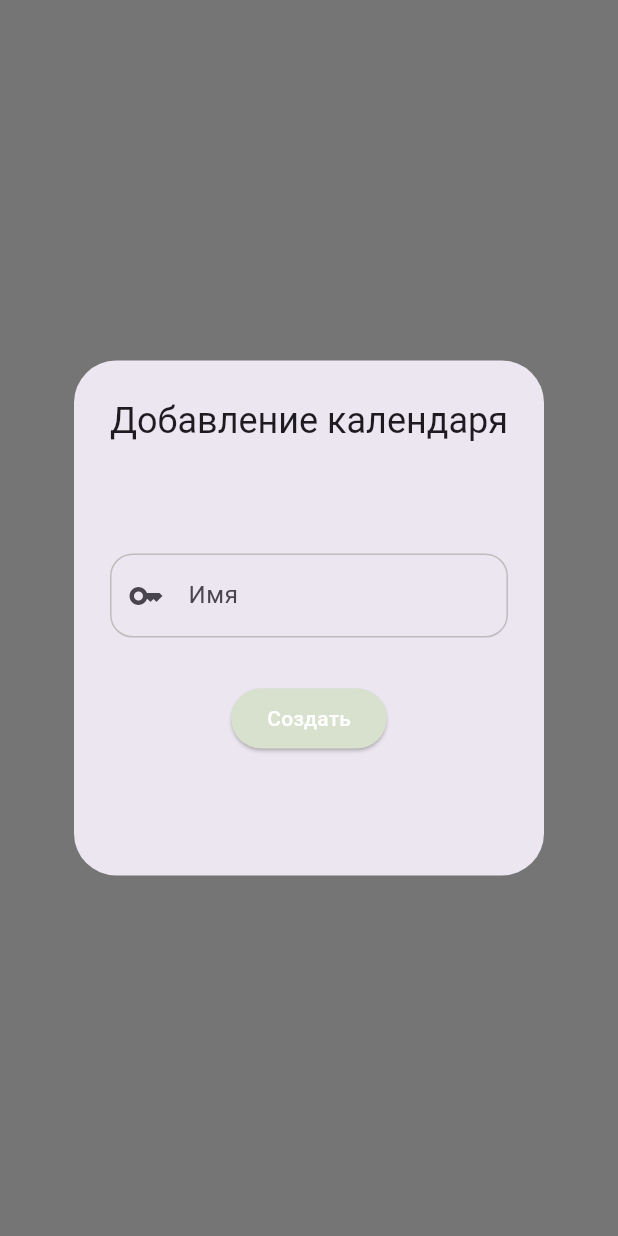
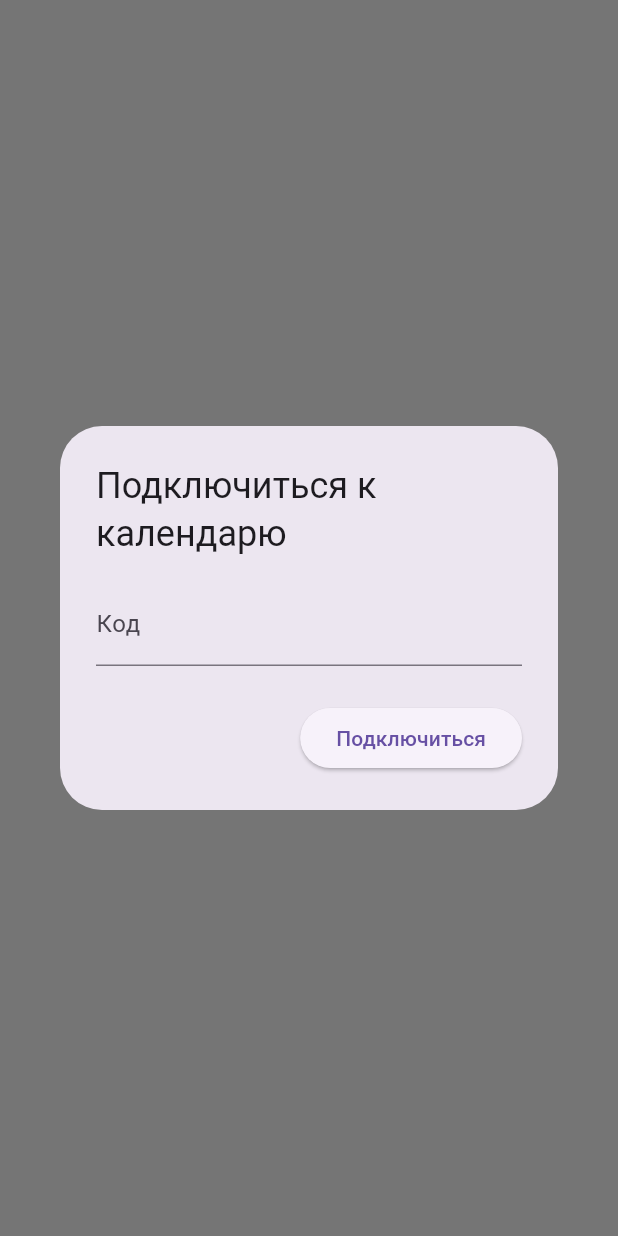
Before and after one commit to kuraeshka/avto, a Flutter app: the FormConnectCalendar widget shown alone on an empty page, opened directly, on a phone screen of 412 x 824 dp. Run offline on Flutter 3.47's test engine with Material 3 defaults, Android fonts, the phone set to English and light mode, and no system bars; our stand-ins replace cloud_firestore, firebase_auth, firebase_core; missing offline and left inert: infinite_calendar_view; accounts and stored records are empty; network calls fail.

Commit message:
calendar update
Добавил поиск по календарям и вход в них

```diff
--- a/lib/Core/router.dart
+++ b/lib/Core/router.dart
@@ -1,7 +1,7 @@
 import 'package:avto/frontend/Screens/view.dart';
 
 final router = {
-  '/home': (context) => CoreScreen(),
+  '/home': (context) => CoreScreen(calendarId: '',),
   '/Rega': (context) => RegaWindow(),
   '/Profil': (context) => ProfilWindow(),
   '/Settings': (context) => SettingsWindow(),
--- a/lib/Widget/RowCalendar/FormConnectCalendar.dart
+++ b/lib/Widget/RowCalendar/FormConnectCalendar.dart
@@ -1,61 +1,63 @@
+import 'package:cloud_firestore/cloud_firestore.dart';
+import 'package:firebase_auth/firebase_auth.dart';
 import 'package:flutter/material.dart';
 
-void FormConnectCalendar(context) {
+void FormConnectCalendar(BuildContext context) {
+  final TextEditingController codeController = TextEditingController();
+
   showDialog(
     context: context,
-    builder: (BuildContext context) {
+    builder: (context) {
       return AlertDialog(
-        title: Text("Добавление календаря"),
-        content: SizedBox(
-          height:
-              MediaQuery.of(context).size.height * 0.3, // 80% от ширины экрана
-          width:
-              MediaQuery.of(context).size.width * 0.2, // 80% от ширины экрана
-          child: Center(
-          child: Column(
-            mainAxisSize: MainAxisSize.min,
-            children: [
-              SizedBox(
-                      width: 300,
-                      child: TextField(
-                        decoration: InputDecoration(
-                          labelText: 'Имя',
-                          hintText: 'Введите имя календаря',
-                          prefixIcon: Icon(Icons.key),
-                          border: OutlineInputBorder(
-                            borderRadius: BorderRadius.circular(15.0),
-                          ),
-                          enabledBorder: OutlineInputBorder(
-                            borderRadius: BorderRadius.circular(15.0),
-                            borderSide: BorderSide(color: Colors.grey.shade400),
-                          ),
-                          focusedBorder: OutlineInputBorder(
-                            borderRadius: BorderRadius.circular(20),
-                            borderSide: BorderSide(
-                              color: Colors.blue,
-                              width: 2.0,
-                            ),
-                          ),
-                        ),
-                      ),
-                    ),
-              SizedBox(height: 30,),
-              ElevatedButton(
-                onPressed: () {
-                  Navigator.of(context).pushNamedAndRemoveUntil(
-                      "/home",
-                      (Route<dynamic> route) => false,
-                    );
-                },
-                child: Text("Создать"),
-                style: ElevatedButton.styleFrom(
-                  foregroundColor: Colors.white,
-                  backgroundColor: Theme.of(context).primaryColor,
-                ),
-              ),
-            ],
+        title: const Text("Подключиться к календарю"),
+        content: TextField(
+          controller: codeController,
+          decoration: const InputDecoration(labelText: "Код"),
+        ),
+        actions: [
+          ElevatedButton(
+            onPressed: () async {
+              final userId = FirebaseAuth.instance.currentUser!.uid;
+              final code = codeController.text;
+
+              final query = await FirebaseFirestore.instance
+                  .collection('calendars')
+                  .where('code', isEqualTo: code)
+                  .get();
+
+              if (query.docs.isEmpty) {
+                ScaffoldMessenger.of(context).showSnackBar(
+                  const SnackBar(content: Text("Календарь не найден")),
+                );
+                return;
+              }
+
+              final calendar = query.docs.first;
+
+              /// добавляем в members
+              await FirebaseFirestore.instance
+                  .collection('calendars')
+                  .doc(calendar.id)
+                  .collection('members')
+                  .doc(userId)
+                  .set({'role': 'viewer'});
+
+              /// добавляем пользователю
+              await FirebaseFirestore.instance
+                  .collection('users')
+                  .doc(userId)
+                  .collection('calendars')
+                  .doc(calendar.id)
+                  .set({
+                'name': calendar['name'],
+                'role': 'viewer',
+              });
+
+              Navigator.pop(context);
+            },
+            child: const Text("Подключиться"),
           ),
-        ),),
+        ],
       );
     },
   );
--- a/lib/frontend/Screens/Core_screen.dart
+++ b/lib/frontend/Screens/Core_screen.dart
@@ -3,9 +3,13 @@ import 'package:flutter/material.dart';
 import 'package:infinite_calendar_view/infinite_calendar_view.dart';
 
 class CoreScreen extends StatefulWidget {
-  const CoreScreen({super.key});
+  const CoreScreen({super.key, required this.calendarId});
+  final String calendarId;
+
+
 
   @override
+
   State<CoreScreen> createState() => _MyWidgetState();
 }
 
```
Also changed, not shown: lib/Widget/RowCalendar/FormAddCalendar.dart (+52 -64 lines), lib/Widget/RowCalendar/RowCalendar.dart (+63 -8 lines), lib/frontend/Screens/Regestration_screen.dart (+18 -3 lines), firebase.json, lib/firebase_options.dart, 1 other file.
